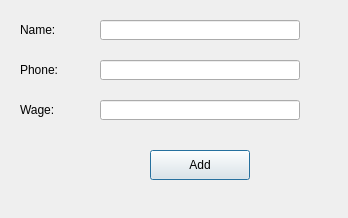
This is addtostaff.ui in totargaming/AutomotiveRepairManagement as Qt 5 draws it before an edit. The edited form follows.
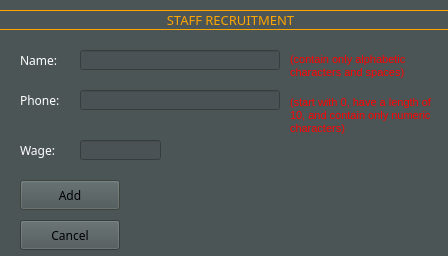
This is the edited form.

Commit message: redesign Ui and add cancel btn

The edit to the form file:
```diff
--- a/addtostaff.ui
+++ b/addtostaff.ui
@@ -6,10 +6,497 @@
    <rect>
     <x>0</x>
     <y>0</y>
-    <width>348</width>
-    <height>218</height>
+    <width>448</width>
+    <height>256</height>
    </rect>
   </property>
+  <property name="palette">
+   <palette>
+    <active>
+     <colorrole role="WindowText">
+      <brush brushstyle="SolidPattern">
+       <color alpha="255">
+        <red>255</red>
+        <green>255</green>
+        <blue>255</blue>
+       </color>
+      </brush>
+     </colorrole>
+     <colorrole role="Button">
+      <brush brushstyle="SolidPattern">
+       <color alpha="255">
+        <red>75</red>
+        <green>85</green>
+        <blue>85</blue>
+       </color>
+      </brush>
+     </colorrole>
+     <colorrole role="Light">
+      <brush brushstyle="SolidPattern">
+       <color alpha="255">
+        <red>112</red>
+        <green>127</green>
+        <blue>127</blue>
+       </color>
+      </brush>
+     </colorrole>
+     <colorrole role="Midlight">
+      <brush brushstyle="SolidPattern">
+       <color alpha="255">
+        <red>93</red>
+        <green>106</green>
+        <blue>106</blue>
+       </color>
+      </brush>
+     </colorrole>
+     <colorrole role="Dark">
+      <brush brushstyle="SolidPattern">
+       <color alpha="255">
+        <red>37</red>
+        <green>42</green>
+        <blue>42</blue>
+       </color>
+      </brush>
+     </colorrole>
+     <colorrole role="Mid">
+      <brush brushstyle="SolidPattern">
+       <color alpha="255">
+        <red>50</red>
+        <green>57</green>
+        <blue>57</blue>
+       </color>
+      </brush>
+     </colorrole>
+     <colorrole role="Text">
+      <brush brushstyle="SolidPattern">
+       <color alpha="255">
+        <red>0</red>
+        <green>0</green>
+        <blue>0</blue>
+       </color>
+      </brush>
+     </colorrole>
+     <colorrole role="BrightText">
+      <brush brushstyle="SolidPattern">
+       <color alpha="255">
+        <red>255</red>
+        <green>255</green>
+        <blue>255</blue>
+       </color>
+      </brush>
+     </colorrole>
+     <colorrole role="ButtonText">
+      <brush brushstyle="SolidPattern">
+       <color alpha="255">
+        <red>0</red>
+        <green>0</green>
+        <blue>0</blue>
+       </color>
+      </brush>
+     </colorrole>
+     <colorrole role="Base">
+      <brush brushstyle="SolidPattern">
+       <color alpha="255">
+        <red>74</red>
+        <green>82</green>
+        <blue>85</blue>
+       </color>
+      </brush>
+     </colorrole>
+     <colorrole role="Window">
+      <brush brushstyle="SolidPattern">
+       <color alpha="255">
+        <red>75</red>
+        <green>85</green>
+        <blue>85</blue>
+       </color>
+      </brush>
+     </colorrole>
+     <colorrole role="Shadow">
+      <brush brushstyle="SolidPattern">
+       <color alpha="255">
+        <red>113</red>
+        <green>126</green>
+        <blue>130</blue>
+       </color>
+      </brush>
+     </colorrole>
+     <colorrole role="Highlight">
+      <brush brushstyle="SolidPattern">
+       <color alpha="255">
+        <red>76</red>
+        <green>85</green>
+        <blue>78</blue>
+       </color>
+      </brush>
+     </colorrole>
+     <colorrole role="AlternateBase">
+      <brush brushstyle="SolidPattern">
+       <color alpha="255">
+        <red>37</red>
+        <green>42</green>
+        <blue>42</blue>
+       </color>
+      </brush>
+     </colorrole>
+     <colorrole role="ToolTipBase">
+      <brush brushstyle="SolidPattern">
+       <color alpha="255">
+        <red>255</red>
+        <green>255</green>
+        <blue>220</blue>
+       </color>
+      </brush>
+     </colorrole>
+     <colorrole role="ToolTipText">
+      <brush brushstyle="SolidPattern">
+       <color alpha="255">
+        <red>0</red>
+        <green>0</green>
+        <blue>0</blue>
+       </color>
+      </brush>
+     </colorrole>
+     <colorrole role="PlaceholderText">
+      <brush brushstyle="SolidPattern">
+       <color alpha="127">
+        <red>255</red>
+        <green>255</green>
+        <blue>255</blue>
+       </color>
+      </brush>
+     </colorrole>
+     <colorrole role="Accent">
+      <brush brushstyle="SolidPattern">
+       <color alpha="255">
+        <red>0</red>
+        <green>255</green>
+        <blue>255</blue>
+       </color>
+      </brush>
+     </colorrole>
+    </active>
+    <inactive>
+     <colorrole role="WindowText">
+      <brush brushstyle="SolidPattern">
+       <color alpha="255">
+        <red>255</red>
+        <green>255</green>
+        <blue>255</blue>
+       </color>
+      </brush>
+     </colorrole>
+     <colorrole role="Button">
+      <brush brushstyle="SolidPattern">
+       <color alpha="255">
+        <red>75</red>
+        <green>85</green>
+        <blue>85</blue>
+       </color>
+      </brush>
+     </colorrole>
+     <colorrole role="Light">
+      <brush brushstyle="SolidPattern">
+       <color alpha="255">
+        <red>112</red>
+        <green>127</green>
+        <blue>127</blue>
+       </color>
+      </brush>
+     </colorrole>
+     <colorrole role="Midlight">
+      <brush brushstyle="SolidPattern">
+       <color alpha="255">
+        <red>93</red>
+        <green>106</green>
+        <blue>106</blue>
+       </color>
+      </brush>
+     </colorrole>
+     <colorrole role="Dark">
+      <brush brushstyle="SolidPattern">
+       <color alpha="255">
+        <red>37</red>
+        <green>42</green>
+        <blue>42</blue>
+       </color>
+      </brush>
+     </colorrole>
+     <colorrole role="Mid">
+      <brush brushstyle="SolidPattern">
+       <color alpha="255">
+        <red>50</red>
+        <green>57</green>
+        <blue>57</blue>
+       </color>
+      </brush>
+     </colorrole>
+     <colorrole role="Text">
+      <brush brushstyle="SolidPattern">
+       <color alpha="255">
+        <red>0</red>
+        <green>0</green>
+        <blue>0</blue>
+       </color>
+      </brush>
+     </colorrole>
+     <colorrole role="BrightText">
+      <brush brushstyle="SolidPattern">
+       <color alpha="255">
+        <red>255</red>
+        <green>255</green>
+        <blue>255</blue>
+       </color>
+      </brush>
+     </colorrole>
+     <colorrole role="ButtonText">
+      <brush brushstyle="SolidPattern">
+       <color alpha="255">
+        <red>0</red>
+        <green>0</green>
+        <blue>0</blue>
+       </color>
+      </brush>
+     </colorrole>
+     <colorrole role="Base">
+      <brush brushstyle="SolidPattern">
+       <color alpha="255">
+        <red>74</red>
+        <green>82</green>
+        <blue>85</blue>
+       </color>
+      </brush>
+     </colorrole>
+     <colorrole role="Window">
+      <brush brushstyle="SolidPattern">
+       <color alpha="255">
+        <red>75</red>
+        <green>85</green>
+        <blue>85</blue>
+       </color>
+      </brush>
+     </colorrole>
+     <colorrole role="Shadow">
+      <brush brushstyle="SolidPattern">
+       <color alpha="255">
+        <red>113</red>
+        <green>126</green>
+        <blue>130</blue>
+       </color>
+      </brush>
+     </colorrole>
+     <colorrole role="Highlight">
+      <brush brushstyle="SolidPattern">
+       <color alpha="255">
+        <red>76</red>
+        <green>85</green>
+        <blue>78</blue>
+       </color>
+      </brush>
+     </colorrole>
+     <colorrole role="AlternateBase">
+      <brush brushstyle="SolidPattern">
+       <color alpha="255">
+        <red>37</red>
+        <green>42</green>
+        <blue>42</blue>
+       </color>
+      </brush>
+     </colorrole>
+     <colorrole role="ToolTipBase">
+      <brush brushstyle="SolidPattern">
+       <color alpha="255">
+        <red>255</red>
+        <green>255</green>
+        <blue>220</blue>
+       </color>
+      </brush>
+     </colorrole>
+     <colorrole role="ToolTipText">
+      <brush brushstyle="SolidPattern">
+       <color alpha="255">
+        <red>0</red>
+        <green>0</green>
+        <blue>0</blue>
+       </color>
+      </brush>
+     </colorrole>
+     <colorrole role="PlaceholderText">
+      <brush brushstyle="SolidPattern">
+       <color alpha="127">
+        <red>255</red>
+        <green>255</green>
+        <blue>255</blue>
+       </color>
+      </brush>
+     </colorrole>
+     <colorrole role="Accent">
+      <brush brushstyle="SolidPattern">
+       <color alpha="255">
+        <red>0</red>
+        <green>255</green>
+        <blue>255</blue>
+       </color>
+      </brush>
+     </colorrole>
+    </inactive>
+    <disabled>
+     <colorrole role="WindowText">
+      <brush brushstyle="SolidPattern">
+       <color alpha="255">
+        <red>37</red>
+        <green>42</green>
+        <blue>42</blue>
+       </color>
+      </brush>
+     </colorrole>
+     <colorrole role="Button">
+      <brush brushstyle="SolidPattern">
+       <color alpha="255">
+        <red>75</red>
+        <green>85</green>
+        <blue>85</blue>
+       </color>
+      </brush>
+     </colorrole>
+     <colorrole role="Light">
+      <brush brushstyle="SolidPattern">
+       <color alpha="255">
+        <red>112</red>
+        <green>127</green>
+        <blue>127</blue>
+       </color>
+      </brush>
+     </colorrole>
+     <colorrole role="Midlight">
+      <brush brushstyle="SolidPattern">
+       <color alpha="255">
+        <red>93</red>
+        <green>106</green>
+        <blue>106</blue>
+       </color>
+      </brush>
+     </colorrole>
+     <colorrole role="Dark">
+      <brush brushstyle="SolidPattern">
+       <color alpha="255">
+        <red>37</red>
+        <green>42</green>
+        <blue>42</blue>
+       </color>
+      </brush>
+     </colorrole>
+     <colorrole role="Mid">
+      <brush brushstyle="SolidPattern">
+       <color alpha="255">
+        <red>50</red>
+        <green>57</green>
+        <blue>57</blue>
+       </color>
+      </brush>
+     </colorrole>
+     <colorrole role="Text">
+      <brush brushstyle="SolidPattern">
+       <color alpha="255">
+        <red>37</red>
+        <green>42</green>
+        <blue>42</blue>
+       </color>
+      </brush>
+     </colorrole>
+     <colorrole role="BrightText">
+      <brush brushstyle="SolidPattern">
+       <color alpha="255">
+        <red>255</red>
+        <green>255</green>
+        <blue>255</blue>
+       </color>
+      </brush>
+     </colorrole>
+     <colorrole role="ButtonText">
+      <brush brushstyle="SolidPattern">
+       <color alpha="255">
+        <red>37</red>
+        <green>42</green>
+        <blue>42</blue>
+       </color>
+      </brush>
+     </colorrole>
+     <colorrole role="Base">
+      <brush brushstyle="SolidPattern">
+       <color alpha="255">
+        <red>75</red>
+        <green>85</green>
+        <blue>85</blue>
+       </color>
+      </brush>
+     </colorrole>
+     <colorrole role="Window">
+      <brush brushstyle="SolidPattern">
+       <color alpha="255">
+        <red>75</red>
+        <green>85</green>
+        <blue>85</blue>
+       </color>
+      </brush>
+     </colorrole>
+     <colorrole role="Shadow">
+      <brush brushstyle="SolidPattern">
+       <color alpha="255">
+        <red>113</red>
+        <green>126</green>
+        <blue>130</blue>
+       </color>
+      </brush>
+     </colorrole>
+     <colorrole role="AlternateBase">
+      <brush brushstyle="SolidPattern">
+       <color alpha="255">
+        <red>75</red>
+        <green>85</green>
+        <blue>85</blue>
+       </color>
+      </brush>
+     </colorrole>
+     <colorrole role="ToolTipBase">
+      <brush brushstyle="SolidPattern">
+       <color alpha="255">
+        <red>255</red>
+        <green>255</green>
+        <blue>220</blue>
+       </color>
+      </brush>
+     </colorrole>
+     <colorrole role="ToolTipText">
+      <brush brushstyle="SolidPattern">
+       <color alpha="255">
+        <red>0</red>
+        <green>0</green>
+        <blue>0</blue>
+       </color>
+      </brush>
+     </colorrole>
+     <colorrole role="PlaceholderText">
+      <brush brushstyle="SolidPattern">
+       <color alpha="127">
+        <red>255</red>
+        <green>255</green>
+        <blue>255</blue>
+       </color>
+      </brush>
+     </colorrole>
+     <colorrole role="Accent">
+      <brush brushstyle="SolidPattern">
+       <color alpha="255">
+        <red>0</red>
+        <green>255</green>
+        <blue>255</blue>
+       </color>
+      </brush>
+     </colorrole>
+    </disabled>
+   </palette>
+  </property>
   <property name="windowTitle">
    <string>Add Staff</string>
   </property>
@@ -17,11 +504,16 @@
    <property name="geometry">
     <rect>
      <x>20</x>
-     <y>20</y>
+     <y>50</y>
      <width>60</width>
      <height>20</height>
     </rect>
    </property>
+   <property name="font">
+    <font>
+     <family>Sitka</family>
+    </font>
+   </property>
    <property name="text">
     <string>Name:</string>
    </property>
@@ -29,22 +521,32 @@
   <widget class="QLineEdit" name="txtName">
    <property name="geometry">
     <rect>
-     <x>100</x>
-     <y>20</y>
+     <x>80</x>
+     <y>50</y>
      <width>200</width>
      <height>20</height>
     </rect>
    </property>
+   <property name="font">
+    <font>
+     <family>Sitka</family>
+    </font>
+   </property>
   </widget>
   <widget class="QLabel" name="phoneLabel">
    <property name="geometry">
     <rect>
      <x>20</x>
-     <y>60</y>
+     <y>90</y>
      <width>60</width>
      <height>20</height>
     </rect>
    </property>
+   <property name="font">
+    <font>
+     <family>Sitka</family>
+    </font>
+   </property>
    <property name="text">
     <string>Phone:</string>
    </property>
@@ -52,22 +554,32 @@
   <widget class="QLineEdit" name="txtPhone">
    <property name="geometry">
     <rect>
-     <x>100</x>
-     <y>60</y>
+     <x>80</x>
+     <y>90</y>
      <width>200</width>
      <height>20</height>
     </rect>
    </property>
+   <property name="font">
+    <font>
+     <family>Sitka</family>
+    </font>
+   </property>
   </widget>
   <widget class="QLabel" name="wageLabel">
    <property name="geometry">
     <rect>
      <x>20</x>
-     <y>100</y>
+     <y>140</y>
      <width>60</width>
      <height>20</height>
     </rect>
    </property>
+   <property name="font">
+    <font>
+     <family>Sitka</family>
+    </font>
+   </property>
    <property name="text">
     <string>Wage:</string>
    </property>
@@ -75,26 +587,617 @@
   <widget class="QLineEdit" name="txtWage">
    <property name="geometry">
     <rect>
-     <x>100</x>
-     <y>100</y>
-     <width>200</width>
+     <x>80</x>
+     <y>140</y>
+     <width>81</width>
      <height>20</height>
     </rect>
    </property>
+   <property name="font">
+    <font>
+     <family>Sitka</family>
+    </font>
+   </property>
   </widget>
   <widget class="QPushButton" name="addBtn">
    <property name="geometry">
     <rect>
-     <x>150</x>
-     <y>150</y>
+     <x>20</x>
+     <y>180</y>
      <width>100</width>
      <height>30</height>
     </rect>
    </property>
+   <property name="font">
+    <font>
+     <family>Sitka</family>
+    </font>
+   </property>
    <property name="text">
     <string>Add</string>
    </property>
   </widget>
+  <widget class="QLabel" name="label_4">
+   <property name="geometry">
+    <rect>
+     <x>290</x>
+     <y>40</y>
+     <width>141</width>
+     <height>51</height>
+    </rect>
+   </property>
+   <property name="font">
+    <font>
+     <pointsize>8</pointsize>
+    </font>
+   </property>
+   <property name="styleSheet">
+    <string notr="true">color: red;</string>
+   </property>
+   <property name="text">
+    <string>(contain only alphabetic characters and spaces)</string>
+   </property>
+   <property name="wordWrap">
+    <bool>true</bool>
+   </property>
+  </widget>
+  <widget class="QLabel" name="label_5">
+   <property name="geometry">
+    <rect>
+     <x>290</x>
+     <y>90</y>
+     <width>151</width>
+     <height>51</height>
+    </rect>
+   </property>
+   <property name="font">
+    <font>
+     <pointsize>8</pointsize>
+    </font>
+   </property>
+   <property name="styleSheet">
+    <string notr="true">color: red;</string>
+   </property>
+   <property name="text">
+    <string>(start with 0, have a length of 10, and contain only numeric characters)</string>
+   </property>
+   <property name="wordWrap">
+    <bool>true</bool>
+   </property>
+  </widget>
+  <widget class="QLabel" name="Header">
+   <property name="geometry">
+    <rect>
+     <x>-10</x>
+     <y>10</y>
+     <width>481</width>
+     <height>20</height>
+    </rect>
+   </property>
+   <property name="font">
+    <font>
+     <family>Sitka</family>
+     <pointsize>10</pointsize>
+    </font>
+   </property>
+   <property name="styleSheet">
+    <string notr="true">color:orange;</string>
+   </property>
+   <property name="frameShape">
+    <enum>QFrame::Box</enum>
+   </property>
+   <property name="text">
+    <string>STAFF RECRUITMENT</string>
+   </property>
+   <property name="alignment">
+    <set>Qt::AlignCenter</set>
+   </property>
+  </widget>
+  <widget class="QPushButton" name="cancelBtn">
+   <property name="geometry">
+    <rect>
+     <x>20</x>
+     <y>220</y>
+     <width>100</width>
+     <height>30</height>
+    </rect>
+   </property>
+   <property name="palette">
+    <palette>
+     <active>
+      <colorrole role="WindowText">
+       <brush brushstyle="SolidPattern">
+        <color alpha="255">
+         <red>255</red>
+         <green>255</green>
+         <blue>255</blue>
+        </color>
+       </brush>
+      </colorrole>
+      <colorrole role="Button">
+       <brush brushstyle="SolidPattern">
+        <color alpha="255">
+         <red>75</red>
+         <green>85</green>
+         <blue>85</blue>
+        </color>
+       </brush>
+      </colorrole>
+      <colorrole role="Light">
+       <brush brushstyle="SolidPattern">
+        <color alpha="255">
+         <red>112</red>
+         <green>127</green>
+         <blue>127</blue>
+        </color>
+       </brush>
+      </colorrole>
+      <colorrole role="Midlight">
+       <brush brushstyle="SolidPattern">
+        <color alpha="255">
+         <red>93</red>
+         <green>106</green>
+         <blue>106</blue>
+        </color>
+       </brush>
+      </colorrole>
+      <colorrole role="Dark">
+       <brush brushstyle="SolidPattern">
+        <color alpha="255">
+         <red>37</red>
+         <green>42</green>
+         <blue>42</blue>
+        </color>
+       </brush>
+      </colorrole>
+      <colorrole role="Mid">
+       <brush brushstyle="SolidPattern">
+        <color alpha="255">
+         <red>50</red>
+         <green>57</green>
+         <blue>57</blue>
+        </color>
+       </brush>
+      </colorrole>
+      <colorrole role="Text">
+       <brush brushstyle="SolidPattern">
+        <color alpha="255">
+         <red>0</red>
+         <green>0</green>
+         <blue>0</blue>
+        </color>
+       </brush>
+      </colorrole>
+      <colorrole role="BrightText">
+       <brush brushstyle="SolidPattern">
+        <color alpha="255">
+         <red>255</red>
+         <green>255</green>
+         <blue>255</blue>
+        </color>
+       </brush>
+      </colorrole>
+      <colorrole role="ButtonText">
+       <brush brushstyle="SolidPattern">
+        <color alpha="255">
+         <red>0</red>
+         <green>0</green>
+         <blue>0</blue>
+        </color>
+       </brush>
+      </colorrole>
+      <colorrole role="Base">
+       <brush brushstyle="SolidPattern">
+        <color alpha="255">
+         <red>74</red>
+         <green>82</green>
+         <blue>85</blue>
+        </color>
+       </brush>
+      </colorrole>
+      <colorrole role="Window">
+       <brush brushstyle="SolidPattern">
+        <color alpha="255">
+         <red>75</red>
+         <green>85</green>
+         <blue>85</blue>
+        </color>
+       </brush>
+      </colorrole>
+      <colorrole role="Shadow">
+       <brush brushstyle="SolidPattern">
+        <color alpha="255">
+         <red>113</red>
+         <green>126</green>
+         <blue>130</blue>
+        </color>
+       </brush>
+      </colorrole>
+      <colorrole role="Highlight">
+       <brush brushstyle="SolidPattern">
+        <color alpha="255">
+         <red>76</red>
+         <green>85</green>
+         <blue>78</blue>
+        </color>
+       </brush>
+      </colorrole>
+      <colorrole role="AlternateBase">
+       <brush brushstyle="SolidPattern">
+        <color alpha="255">
+         <red>37</red>
+         <green>42</green>
+         <blue>42</blue>
+        </color>
+       </brush>
+      </colorrole>
+      <colorrole role="ToolTipBase">
+       <brush brushstyle="SolidPattern">
+        <color alpha="255">
+         <red>255</red>
+         <green>255</green>
+         <blue>220</blue>
+        </color>
+       </brush>
+      </colorrole>
+      <colorrole role="ToolTipText">
+       <brush brushstyle="SolidPattern">
+        <color alpha="255">
+         <red>0</red>
+         <green>0</green>
+         <blue>0</blue>
+        </color>
+       </brush>
+      </colorrole>
+      <colorrole role="PlaceholderText">
+       <brush brushstyle="SolidPattern">
+        <color alpha="127">
+         <red>255</red>
+         <green>255</green>
+         <blue>255</blue>
+        </color>
+       </brush>
+      </colorrole>
+      <colorrole role="Accent">
+       <brush brushstyle="SolidPattern">
+        <color alpha="255">
+         <red>0</red>
+         <green>255</green>
+         <blue>255</blue>
+        </color>
+       </brush>
+      </colorrole>
+     </active>
+     <inactive>
+      <colorrole role="WindowText">
+       <brush brushstyle="SolidPattern">
+        <color alpha="255">
+         <red>255</red>
+         <green>255</green>
+         <blue>255</blue>
+        </color>
+       </brush>
+      </colorrole>
+      <colorrole role="Button">
+       <brush brushstyle="SolidPattern">
+        <color alpha="255">
+         <red>75</red>
+         <green>85</green>
+         <blue>85</blue>
+        </color>
+       </brush>
+      </colorrole>
+      <colorrole role="Light">
+       <brush brushstyle="SolidPattern">
+        <color alpha="255">
+         <red>112</red>
+         <green>127</green>
+         <blue>127</blue>
+        </color>
+       </brush>
+      </colorrole>
+      <colorrole role="Midlight">
+       <brush brushstyle="SolidPattern">
+        <color alpha="255">
+         <red>93</red>
+         <green>106</green>
+         <blue>106</blue>
+        </color>
+       </brush>
+      </colorrole>
+      <colorrole role="Dark">
+       <brush brushstyle="SolidPattern">
+        <color alpha="255">
+         <red>37</red>
+         <green>42</green>
+         <blue>42</blue>
+        </color>
+       </brush>
+      </colorrole>
+      <colorrole role="Mid">
+       <brush brushstyle="SolidPattern">
+        <color alpha="255">
+         <red>50</red>
+         <green>57</green>
+         <blue>57</blue>
+        </color>
+       </brush>
+      </colorrole>
+      <colorrole role="Text">
+       <brush brushstyle="SolidPattern">
+        <color alpha="255">
+         <red>0</red>
+         <green>0</green>
+         <blue>0</blue>
+        </color>
+       </brush>
+      </colorrole>
+      <colorrole role="BrightText">
+       <brush brushstyle="SolidPattern">
+        <color alpha="255">
+         <red>255</red>
+         <green>255</green>
+         <blue>255</blue>
+        </color>
+       </brush>
+      </colorrole>
+      <colorrole role="ButtonText">
+       <brush brushstyle="SolidPattern">
+        <color alpha="255">
+         <red>0</red>
+         <green>0</green>
+         <blue>0</blue>
+        </color>
+       </brush>
+      </colorrole>
+      <colorrole role="Base">
+       <brush brushstyle="SolidPattern">
+        <color alpha="255">
+         <red>74</red>
+         <green>82</green>
+         <blue>85</blue>
+        </color>
+       </brush>
+      </colorrole>
+      <colorrole role="Window">
+       <brush brushstyle="SolidPattern">
+        <color alpha="255">
+         <red>75</red>
+         <green>85</green>
+         <blue>85</blue>
+        </color>
+       </brush>
+      </colorrole>
+      <colorrole role="Shadow">
+       <brush brushstyle="SolidPattern">
+        <color alpha="255">
+         <red>113</red>
+         <green>126</green>
+         <blue>130</blue>
+        </color>
+       </brush>
+      </colorrole>
+      <colorrole role="Highlight">
+       <brush brushstyle="SolidPattern">
+        <color alpha="255">
+         <red>76</red>
+         <green>85</green>
+         <blue>78</blue>
+        </color>
+       </brush>
+      </colorrole>
+      <colorrole role="AlternateBase">
+       <brush brushstyle="SolidPattern">
+        <color alpha="255">
+         <red>37</red>
+         <green>42</green>
+         <blue>42</blue>
+        </color>
+       </brush>
+      </colorrole>
+      <colorrole role="ToolTipBase">
+       <brush brushstyle="SolidPattern">
+        <color alpha="255">
+         <red>255</red>
+         <green>255</green>
+         <blue>220</blue>
+        </color>
+       </brush>
+      </colorrole>
+      <colorrole role="ToolTipText">
+       <brush brushstyle="SolidPattern">
+        <color alpha="255">
+         <red>0</red>
+         <green>0</green>
+         <blue>0</blue>
+        </color>
+       </brush>
+      </colorrole>
+      <colorrole role="PlaceholderText">
+       <brush brushstyle="SolidPattern">
+        <color alpha="127">
+         <red>255</red>
+         <green>255</green>
+         <blue>255</blue>
+        </color>
+       </brush>
+      </colorrole>
+      <colorrole role="Accent">
+       <brush brushstyle="SolidPattern">
+        <color alpha="255">
+         <red>0</red>
+         <green>255</green>
+         <blue>255</blue>
+        </color>
+       </brush>
+      </colorrole>
+     </inactive>
+     <disabled>
+      <colorrole role="WindowText">
+       <brush brushstyle="SolidPattern">
+        <color alpha="255">
+         <red>37</red>
+         <green>42</green>
+         <blue>42</blue>
+        </color>
+       </brush>
+      </colorrole>
+      <colorrole role="Button">
+       <brush brushstyle="SolidPattern">
+        <color alpha="255">
+         <red>75</red>
+         <green>85</green>
+         <blue>85</blue>
+        </color>
+       </brush>
+      </colorrole>
+      <colorrole role="Light">
+       <brush brushstyle="SolidPattern">
+        <color alpha="255">
+         <red>112</red>
+         <green>127</green>
+         <blue>127</blue>
+        </color>
+       </brush>
+      </colorrole>
+      <colorrole role="Midlight">
+       <brush brushstyle="SolidPattern">
+        <color alpha="255">
+         <red>93</red>
+         <green>106</green>
+         <blue>106</blue>
+        </color>
+       </brush>
+      </colorrole>
+      <colorrole role="Dark">
+       <brush brushstyle="SolidPattern">
+        <color alpha="255">
+         <red>37</red>
+         <green>42</green>
+         <blue>42</blue>
+        </color>
+       </brush>
+      </colorrole>
+      <colorrole role="Mid">
+       <brush brushstyle="SolidPattern">
+        <color alpha="255">
+         <red>50</red>
+         <green>57</green>
+         <blue>57</blue>
+        </color>
+       </brush>
+      </colorrole>
+      <colorrole role="Text">
+       <brush brushstyle="SolidPattern">
+        <color alpha="255">
+         <red>37</red>
+         <green>42</green>
+         <blue>42</blue>
+        </color>
+       </brush>
+      </colorrole>
+      <colorrole role="BrightText">
+       <brush brushstyle="SolidPattern">
+        <color alpha="255">
+         <red>255</red>
+         <green>255</green>
+         <blue>255</blue>
+        </color>
+       </brush>
+      </colorrole>
+      <colorrole role="ButtonText">
+       <brush brushstyle="SolidPattern">
+        <color alpha="255">
+         <red>37</red>
+         <green>42</green>
+         <blue>42</blue>
+        </color>
+       </brush>
+      </colorrole>
+      <colorrole role="Base">
+       <brush brushstyle="SolidPattern">
+        <color alpha="255">
+         <red>75</red>
+         <green>85</green>
+         <blue>85</blue>
+        </color>
+       </brush>
+      </colorrole>
+      <colorrole role="Window">
+       <brush brushstyle="SolidPattern">
+        <color alpha="255">
+         <red>75</red>
+         <green>85</green>
+         <blue>85</blue>
+        </color>
+       </brush>
+      </colorrole>
+      <colorrole role="Shadow">
+       <brush brushstyle="SolidPattern">
+        <color alpha="255">
+         <red>113</red>
+         <green>126</green>
+         <blue>130</blue>
+        </color>
+       </brush>
+      </colorrole>
+      <colorrole role="AlternateBase">
+       <brush brushstyle="SolidPattern">
+        <color alpha="255">
+         <red>75</red>
+         <green>85</green>
+         <blue>85</blue>
+        </color>
+       </brush>
+      </colorrole>
+      <colorrole role="ToolTipBase">
+       <brush brushstyle="SolidPattern">
+        <color alpha="255">
+         <red>255</red>
+         <green>255</green>
+         <blue>220</blue>
+        </color>
+       </brush>
+      </colorrole>
+      <colorrole role="ToolTipText">
+       <brush brushstyle="SolidPattern">
+        <color alpha="255">
+         <red>0</red>
+         <green>0</green>
+         <blue>0</blue>
+        </color>
+       </brush>
+      </colorrole>
+      <colorrole role="PlaceholderText">
+       <brush brushstyle="SolidPattern">
+        <color alpha="127">
+         <red>255</red>
+         <green>255</green>
+         <blue>255</blue>
+        </color>
+       </brush>
+      </colorrole>
+      <colorrole role="Accent">
+       <brush brushstyle="SolidPattern">
+        <color alpha="255">
+         <red>0</red>
+         <green>255</green>
+         <blue>255</blue>
+        </color>
+       </brush>
+      </colorrole>
+     </disabled>
+    </palette>
+   </property>
+   <property name="font">
+    <font>
+     <family>Sitka</family>
+    </font>
+   </property>
+   <property name="text">
+    <string>Cancel</string>
+   </property>
+  </widget>
  </widget>
  <resources/>
  <connections/>
```
The commit also changes 56 other files.
